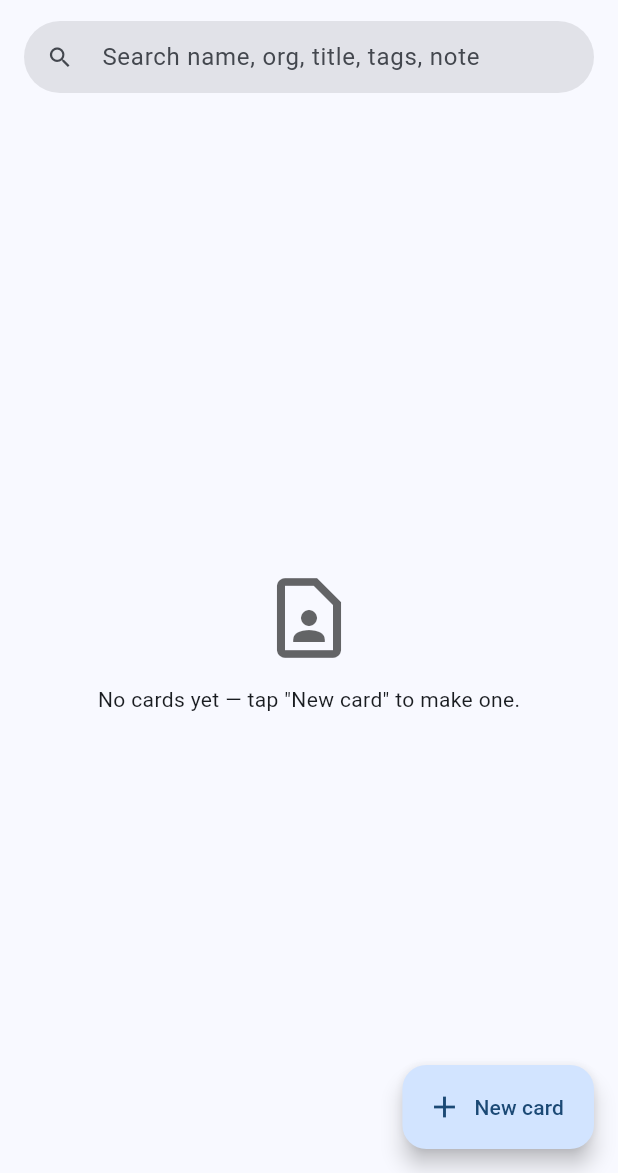
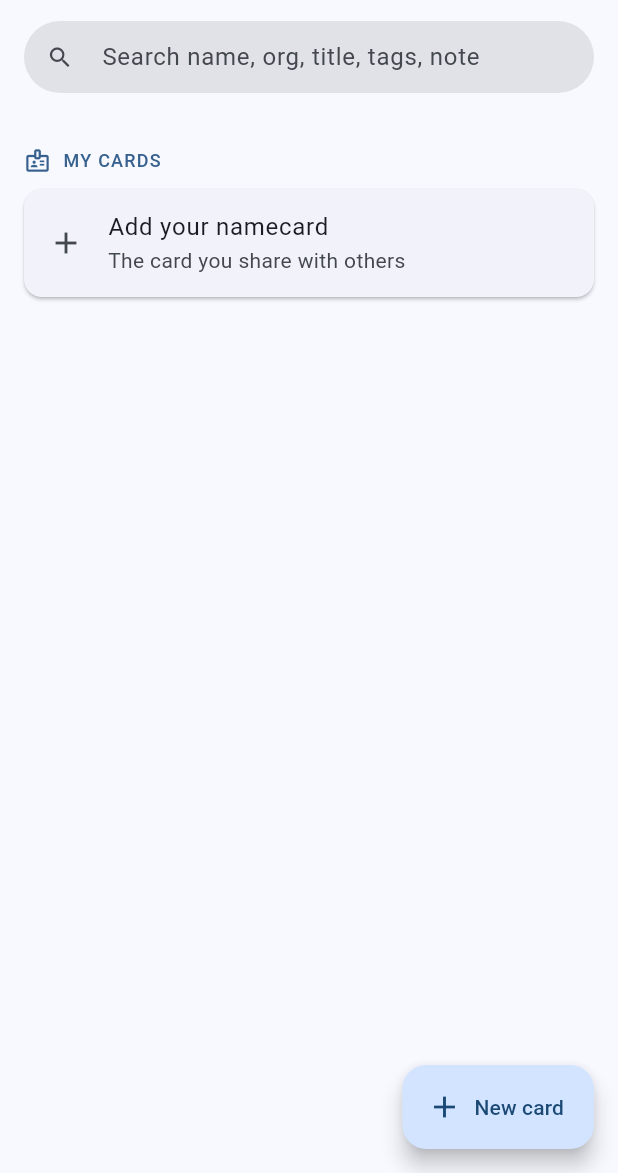
Before and after one commit to lauyeehow1986-hub/namecard_vision, a Flutter app: the screen it shows after launch, on a phone screen of 412 x 824 dp, the part 63-1236 px from its top. Run offline on Flutter 3.47's test engine with Material 3 defaults, Android fonts, the phone set to English and light mode, and no system bars; our stand-ins replace drift, file_picker, image_picker, qr_flutter, share_plus, web; missing offline and left inert: bluetooth_low_energy, dart:js_interop, google_mlkit_text_recognition, mobile_scanner, nfc_manager; accounts and stored records are empty; generated files the repository leaves out were written again.

Commit message:
Add pinned favourites and a personal-namecard vs contacts split
Two new per-card flags (schema v2, additive migration):
- pinned: tap the star on a row to float a card into a "Pinned" group
  at the top of the collection.
- isMine: marks the user's own namecard(s) — the ones they share — as
  distinct from contacts. Independent of origin, since a card typed or
  OCR'd from a photo is usually someone else's.

Home is now grouped: Pinned / My cards / Contacts. The "+" button asks
"New contact" vs "My namecard"; an empty "My cards" section shows an
"Add your namecard" tile. Long-press a row to pin/unpin or switch it
between mine and contacts. Editing a card preserves both flags (upsert
omits isMine unless explicitly set).

Co-Authored-By: Claude Opus 4.8 <noreply@anthropic.com>

```diff
--- a/lib/data/card_dao.dart
+++ b/lib/data/card_dao.dart
@@ -30,6 +30,7 @@ class CardDao extends DatabaseAccessor<AppDatabase> with _$CardDaoMixin {
     required CardOrigin origin,
     String? id,
     Uint8List? avatar,
+    bool? isMine,
     DateTime? createdAt,
   }) async {
     final now = DateTime.now();
@@ -47,6 +48,9 @@ class CardDao extends DatabaseAccessor<AppDatabase> with _$CardDaoMixin {
         tags: Value(card.tags.join(' ')),
         note: Value(card.note),
         avatar: Value(avatar),
+        // Omitted (absent) on edit so the pin/role flags survive; set only when
+        // the caller explicitly says whether this is the user's own card.
+        isMine: isMine == null ? const Value.absent() : Value(isMine),
         createdAt: createdAt ?? now,
         updatedAt: now,
       ),
@@ -56,6 +60,17 @@ class CardDao extends DatabaseAccessor<AppDatabase> with _$CardDaoMixin {
 
   Future<void> deleteById(String id) =>
       (delete(cards)..where((t) => t.id.equals(id))).go();
+
+  /// Pin or unpin a card (favourites float to the top of the collection).
+  /// Kept separate from [upsert] so editing a card never disturbs its pin.
+  Future<void> setPinned(String id, bool pinned) =>
+      (update(cards)..where((t) => t.id.equals(id)))
+          .write(CardsCompanion(pinned: Value(pinned)));
+
+  /// Mark a card as the user's own namecard, or move it back to contacts.
+  Future<void> setMine(String id, bool isMine) =>
+      (update(cards)..where((t) => t.id.equals(id)))
+          .write(CardsCompanion(isMine: Value(isMine)));
 
   /// All cards, newest-updated first, as a live stream.
   Stream<List<StoredCard>> watchAll() {
@@ -98,6 +113,8 @@ class CardDao extends DatabaseAccessor<AppDatabase> with _$CardDaoMixin {
         card: NameCard.fromJson(
             jsonDecode(row.dataJson) as Map<String, dynamic>),
         avatar: row.avatar,
+        pinned: row.pinned,
+        isMine: row.isMine,
         createdAt: row.createdAt,
         updatedAt: row.updatedAt,
       );
@@ -120,6 +137,8 @@ class StoredCard {
   final String fingerprintHex;
   final NameCard card;
   final Uint8List? avatar;
+  final bool pinned;
+  final bool isMine;
   final DateTime createdAt;
   final DateTime updatedAt;
 
@@ -129,6 +148,8 @@ class StoredCard {
     required this.fingerprintHex,
     required this.card,
     required this.avatar,
+    this.pinned = false,
+    this.isMine = false,
     required this.createdAt,
     required this.updatedAt,
   });
--- a/lib/data/database.dart
+++ b/lib/data/database.dart
@@ -23,6 +23,12 @@ class Cards extends Table {
   TextColumn get note => text().withDefault(const Constant(''))();
   TextColumn get dataJson => text()();
   BlobColumn get avatar => blob().nullable()();
+  BoolColumn get pinned => boolean().withDefault(const Constant(false))();
+
+  /// True for the user's own namecard(s) — the ones they hand out — as opposed
+  /// to contacts. Independent of [origin]: a card typed or OCR'd from a physical
+  /// card is still someone else's unless explicitly marked mine.
+  BoolColumn get isMine => boolean().withDefault(const Constant(false))();
   DateTimeColumn get createdAt => dateTime()();
   DateTimeColumn get updatedAt => dateTime()();
 
@@ -35,13 +41,20 @@ class AppDatabase extends _$AppDatabase {
   AppDatabase(super.e);
 
   @override
-  int get schemaVersion => 1;
+  int get schemaVersion => 2;
 
   @override
   MigrationStrategy get migration => MigrationStrategy(
         onCreate: (m) async {
           await m.createAll();
           await _createFts();
+        },
+        onUpgrade: (m, from, to) async {
+          // v2 adds the `pinned` favourites flag and the `isMine` role flag.
+          if (from < 2) {
+            await m.addColumn(cards, cards.pinned);
+            await m.addColumn(cards, cards.isMine);
+          }
         },
       );
 
--- a/lib/main.dart
+++ b/lib/main.dart
@@ -75,7 +75,8 @@ class _HomeScreenState extends State<HomeScreen> {
     if (added && mounted) setState(() {});
   }
 
-  Future<void> _openEditor({StoredCard? existing, NameCard? prefill}) async {
+  Future<void> _openEditor(
+      {StoredCard? existing, NameCard? prefill, bool isMine = false}) async {
     await Navigator.of(context).push(
       MaterialPageRoute(
         builder: (_) => EditorScreen(
@@ -85,6 +86,8 @@ class _HomeScreenState extends State<HomeScreen> {
               card,
               origin: existing?.origin ?? CardOrigin.created,
               id: existing?.id,
+              // Only set the role on creation; editing preserves it.
+              isMine: existing == null ? isMine : null,
             );
             if (mounted) setState(() {}); // refresh search results
           },
@@ -92,6 +95,73 @@ class _HomeScreenState extends State<HomeScreen> {
       ),
     );
     if (mounted) setState(() {});
+  }
+
+  /// The "+" button asks whether you're adding your own namecard or a contact,
+  /// since a card you create (or OCR from a photo) is usually someone else's.
+  Future<void> _addCard() async {
+    final mine = await showModalBottomSheet<bool>(
+      context: context,
+      builder: (ctx) => SafeArea(
+        child: Column(
+          mainAxisSize: MainAxisSize.min,
+          children: [
+            const SizedBox(height: 8),
+            ListTile(
+              leading: const Icon(Icons.person_add_alt_1),
+              title: const Text('New contact'),
+              subtitle: const Text('Someone else’s card'),
+              onTap: () => Navigator.of(ctx).pop(false),
+            ),
+            ListTile(
+              leading: const Icon(Icons.badge_outlined),
+              title: const Text('My namecard'),
+              subtitle: const Text('Your own card, to share'),
+              onTap: () => Navigator.of(ctx).pop(true),
+            ),
+            const SizedBox(height: 8),
+          ],
+        ),
+      ),
+    );
+    if (mine == null) return;
+    await _openEditor(isMine: mine);
+  }
+
+  /// Long-press actions on a row: pin/unpin and switch a card between "mine"
+  /// and contacts.
+  Future<void> _rowActions(StoredCard s) async {
+    await showModalBottomSheet<void>(
+      context: context,
+      builder: (ctx) => SafeArea(
+        child: Column(
+          mainAxisSize: MainAxisSize.min,
+          children: [
+            const SizedBox(height: 8),
+            ListTile(
+              leading: Icon(s.pinned ? Icons.star : Icons.star_border),
+              title: Text(s.pinned ? 'Unpin' : 'Pin to top'),
+              onTap: () async {
+                await widget.dao.setPinned(s.id, !s.pinned);
+                if (ctx.mounted) Navigator.of(ctx).pop();
+                if (mounted) setState(() {});
+              },
+            ),
+            ListTile(
+              leading:
+                  Icon(s.isMine ? Icons.person_outline : Icons.badge_outlined),
+              title: Text(s.isMine ? 'Move to contacts' : 'Set as my card'),
+              onTap: () async {
+                await widget.dao.setMine(s.id, !s.isMine);
+                if (ctx.mounted) Navigator.of(ctx).pop();
+                if (mounted) setState(() {});
+              },
+            ),
+            const SizedBox(height: 8),
+          ],
+        ),
+      ),
+    );
   }
 
   /// Photograph a physical card, OCR it, and open the editor prefilled with the
@@ -230,7 +300,7 @@ class _HomeScreenState extends State<HomeScreen> {
         ),
       ),
       floatingActionButton: FloatingActionButton.extended(
-        onPressed: () => _openEditor(),
+        onPressed: _addCard,
         icon: const Icon(Icons.add),
         label: const Text('New card'),
       ),
@@ -250,27 +320,85 @@ class _HomeScreenState extends State<HomeScreen> {
     if (cards == null) {
       return const Center(child: CircularProgressIndicator());
     }
-    if (cards.isEmpty) {
-      return Center(
+    // Search results stay a single flat list across everything.
+    if (_query.isNotEmpty) {
+      if (cards.isEmpty) return _empty('No cards match "$_query".');
+      return ListView.separated(
+        padding: const EdgeInsets.fromLTRB(12, 8, 12, 96),
+        itemCount: cards.length,
+        separatorBuilder: (_, _) => const SizedBox(height: 4),
+        itemBuilder: (context, i) => _cardTile(cards[i]),
+      );
+    }
+
+    // Grouped home: favourites on top, then the user's own cards, then contacts.
+    final pinned = cards.where((c) => c.pinned).toList();
+    final mine = cards.where((c) => !c.pinned && c.isMine).toList();
+    final contacts = cards.where((c) => !c.pinned && !c.isMine).toList();
+
+    final children = <Widget>[];
+    if (pinned.isNotEmpty) {
+      children.add(_header('Pinned', Icons.star));
+      children.addAll(pinned.map(_cardTile));
+    }
+    children.add(_header('My cards', Icons.badge_outlined));
+    if (mine.isEmpty) {
+      children.add(_addMinePlaceholder());
+    } else {
+      children.addAll(mine.map(_cardTile));
+    }
+    if (contacts.isNotEmpty) {
+      children.add(_header('Contacts', Icons.contacts_outlined));
+      children.addAll(contacts.map(_cardTile));
+    }
+
+    return ListView(
+      padding: const EdgeInsets.fromLTRB(12, 8, 12, 96),
+      children: children,
+    );
+  }
+
+  Widget _empty(String message) => Center(
         child: Column(
           mainAxisSize: MainAxisSize.min,
           children: [
             Icon(Icons.contact_page_outlined,
                 size: 64, color: Theme.of(context).hintColor),
             const SizedBox(height: 12),
-            Text(_query.isEmpty
-                ? 'No cards yet — tap "New card" to make one.'
-                : 'No cards match "$_query".'),
+            Text(message),
           ],
         ),
       );
-    }
-    return ListView.separated(
-      padding: const EdgeInsets.fromLTRB(12, 8, 12, 96),
-      itemCount: cards.length,
-      separatorBuilder: (_, _) => const SizedBox(height: 4),
-      itemBuilder: (context, i) {
-        final s = cards[i];
+
+  Widget _header(String label, IconData icon) => Padding(
+        padding: const EdgeInsets.fromLTRB(4, 16, 4, 6),
+        child: Row(
+          children: [
+            Icon(icon, size: 18, color: Theme.of(context).colorScheme.primary),
+            const SizedBox(width: 8),
+            Text(
+              label.toUpperCase(),
+              style: Theme.of(context).textTheme.labelMedium?.copyWith(
+                    color: Theme.of(context).colorScheme.primary,
+                    letterSpacing: 0.8,
+                  ),
+            ),
+          ],
+        ),
+      );
+
+  /// Shown under "My cards" when the user hasn't marked one yet.
+  Widget _addMinePlaceholder() => Card(
+        clipBehavior: Clip.antiAlias,
+        child: ListTile(
+          leading: const Icon(Icons.add),
+          title: const Text('Add your namecard'),
+          subtitle: const Text('The card you share with others'),
+          onTap: () => _openEditor(isMine: true),
+        ),
+      );
+
+  Widget _cardTile(StoredCard s) {
     final subtitle =
         [s.card.title, s.card.org].where((t) => t.isNotEmpty).join(' · ');
     return Card(
@@ -279,19 +407,22 @@ class _HomeScreenState extends State<HomeScreen> {
         leading: SizedBox(
           width: 52,
           height: 52,
-              child: FingerprintView(
-                  card: s.card, size: 52, showSafetyCode: false),
+          child: FingerprintView(card: s.card, size: 52, showSafetyCode: false),
         ),
         title: Text(s.card.name.isEmpty ? '(unnamed)' : s.card.name),
         subtitle: subtitle.isEmpty ? null : Text(subtitle),
-            trailing: Text(
-              s.fingerprintHex.substring(0, 6),
-              style: const TextStyle(fontFamily: 'monospace', fontSize: 12),
+        trailing: IconButton(
+          tooltip: s.pinned ? 'Unpin' : 'Pin to top',
+          icon: Icon(s.pinned ? Icons.star : Icons.star_border,
+              color: s.pinned ? Theme.of(context).colorScheme.primary : null),
+          onPressed: () async {
+            await widget.dao.setPinned(s.id, !s.pinned);
+            if (mounted) setState(() {});
+          },
         ),
         onTap: () => _openViewer(s),
+        onLongPress: () => _rowActions(s),
       ),
-        );
-      },
     );
   }
 }
```
Also changed, not shown: lib/data/database.g.dart, 1 other file. Lines whose indentation alone changed are shown as unchanged.
